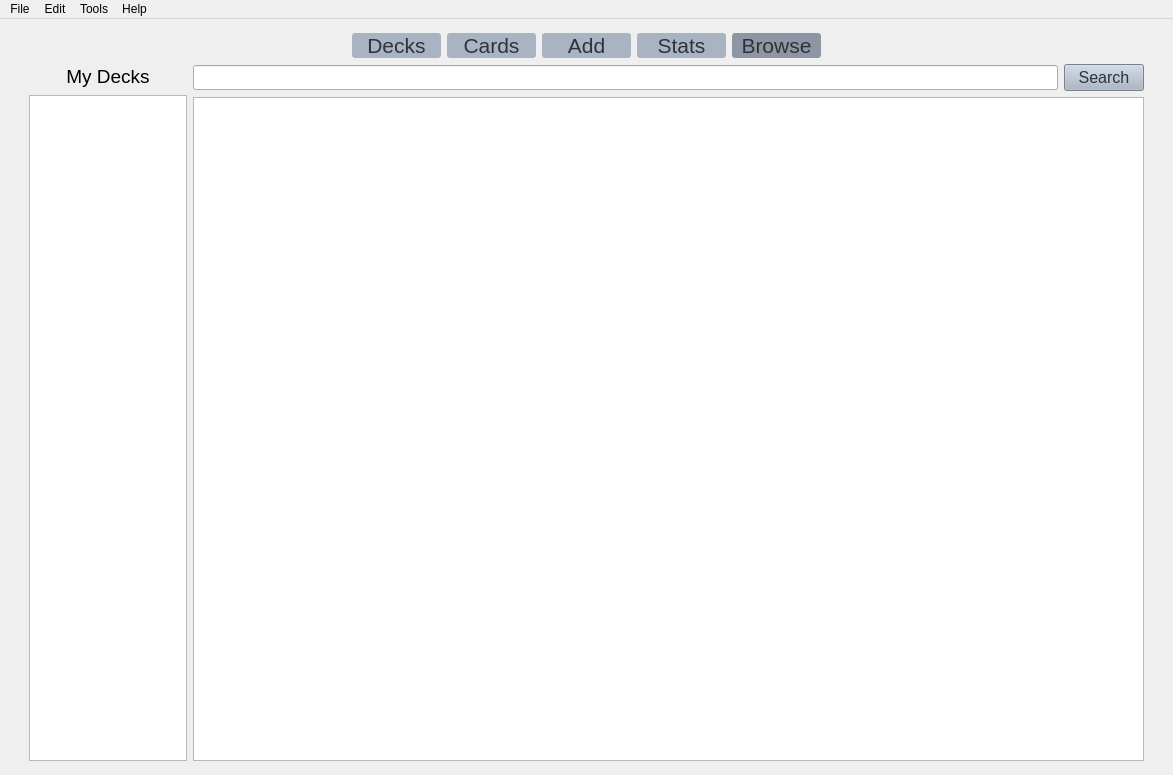
Old version of the form browse.ui in the repository Drewfett/FlashcardsNEA.
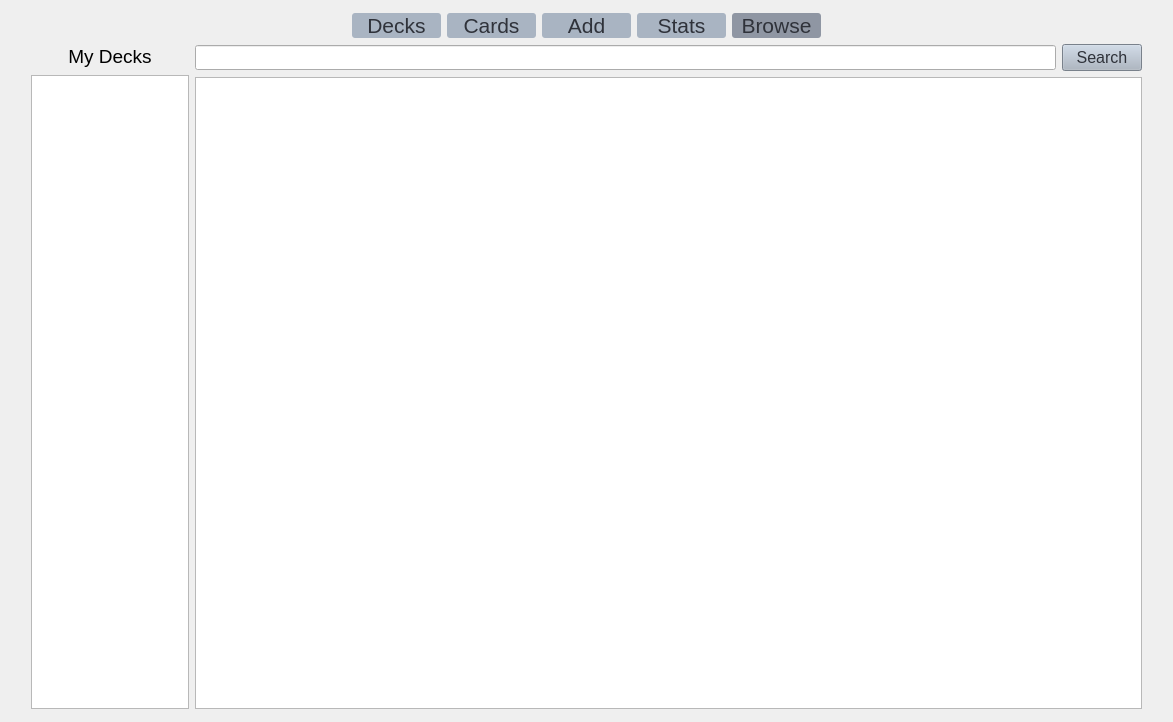
New version of the form.

The edit to the form file:
```diff
--- a/browse.ui
+++ b/browse.ui
@@ -1,24 +1,17 @@
 <?xml version="1.0" encoding="UTF-8"?>
 <ui version="4.0">
- <class>MainWindow</class>
- <widget class="QMainWindow" name="MainWindow">
+ <class>Form</class>
+ <widget class="QWidget" name="Form">
   <property name="geometry">
    <rect>
     <x>0</x>
     <y>0</y>
     <width>1173</width>
-    <height>775</height>
+    <height>722</height>
    </rect>
   </property>
   <property name="windowTitle">
-   <string>MainWindow</string>
-  </property>
-  <property name="styleSheet">
-   <string notr="true"/>
-  </property>
-  <widget class="QWidget" name="centralwidget">
-   <property name="styleSheet">
-    <string notr="true"/>
+   <string>Form</string>
    </property>
    <layout class="QVBoxLayout" name="verticalLayout_3">
     <item>
@@ -31,8 +24,8 @@
       </property>
       <property name="sizeHint" stdset="0">
        <size>
-        <width>20</width>
-        <height>5</height>
+       <width>1146</width>
+       <height>2</height>
        </size>
       </property>
      </spacer>
@@ -385,62 +378,13 @@
       </property>
       <property name="sizeHint" stdset="0">
        <size>
-        <width>20</width>
-        <height>5</height>
+       <width>1146</width>
+       <height>2</height>
        </size>
       </property>
      </spacer>
     </item>
    </layout>
-  </widget>
-  <widget class="QMenuBar" name="menubar">
-   <property name="geometry">
-    <rect>
-     <x>0</x>
-     <y>0</y>
-     <width>1173</width>
-     <height>36</height>
-    </rect>
-   </property>
-   <widget class="QMenu" name="menuFile">
-    <property name="title">
-     <string>File</string>
-    </property>
-   </widget>
-   <widget class="QMenu" name="menuEdit">
-    <property name="title">
-     <string>Edit</string>
-    </property>
-   </widget>
-   <widget class="QMenu" name="menuTools">
-    <property name="title">
-     <string>Tools</string>
-    </property>
-   </widget>
-   <widget class="QMenu" name="menuHelp">
-    <property name="title">
-     <string>Help</string>
-    </property>
-   </widget>
-   <addaction name="menuFile"/>
-   <addaction name="menuEdit"/>
-   <addaction name="menuTools"/>
-   <addaction name="menuHelp"/>
-  </widget>
-  <action name="actionAdd">
-   <property name="enabled">
-    <bool>true</bool>
-   </property>
-   <property name="text">
-    <string>Add</string>
-   </property>
-   <property name="toolTip">
-    <string>Shortcut: ctrl-A</string>
-   </property>
-   <property name="shortcut">
-    <string>Ctrl+A</string>
-   </property>
-  </action>
  </widget>
  <resources/>
  <connections/>
```
Lines whose indentation alone changed are shown as unchanged.
